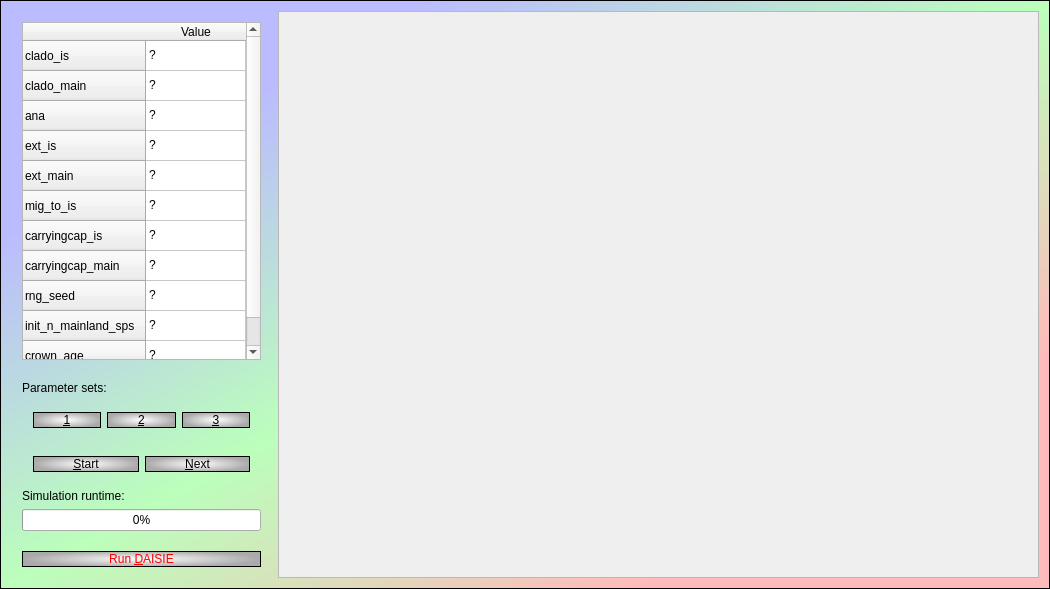
This is elly_qtmaindialog.ui in richelbilderbeek/pbdmms as Qt 5 draws it before an edit. The edited form follows.
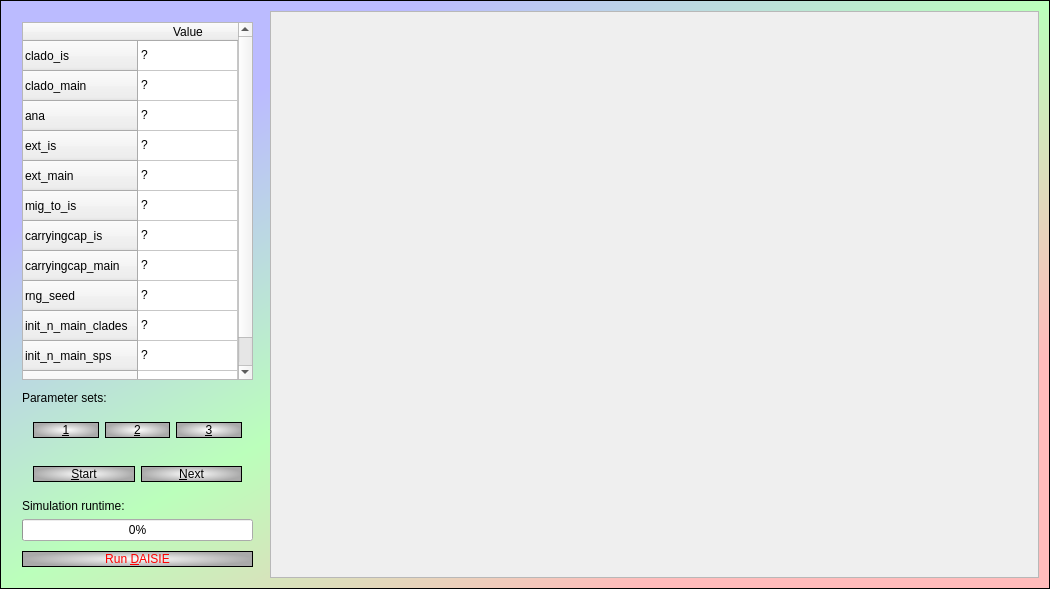
This is the edited form.

Commit message: GUI uses init_n_main_cls (initial number of mainland clades)

```diff
--- a/elly_qtmaindialog.ui
+++ b/elly_qtmaindialog.ui
@@ -91,7 +91,12 @@
         </row>
         <row>
          <property name="text">
-          <string>init_n_mainland_sps</string>
+          <string>init_n_main_clades</string>
+         </property>
+        </row>
+        <row>
+         <property name="text">
+          <string>init_n_main_sps</string>
          </property>
         </row>
         <row>
@@ -159,6 +164,11 @@
           <string>?</string>
          </property>
         </item>
+        <item row="11" column="0">
+         <property name="text">
+          <string>?</string>
+         </property>
+        </item>
        </widget>
       </item>
       <item>
@@ -284,8 +294,8 @@
        <rect>
         <x>0</x>
         <y>0</y>
-        <width>755</width>
-        <height>569</height>
+        <width>760</width>
+        <height>567</height>
        </rect>
       </property>
      </widget>
```
The commit also changes 5 other files.
